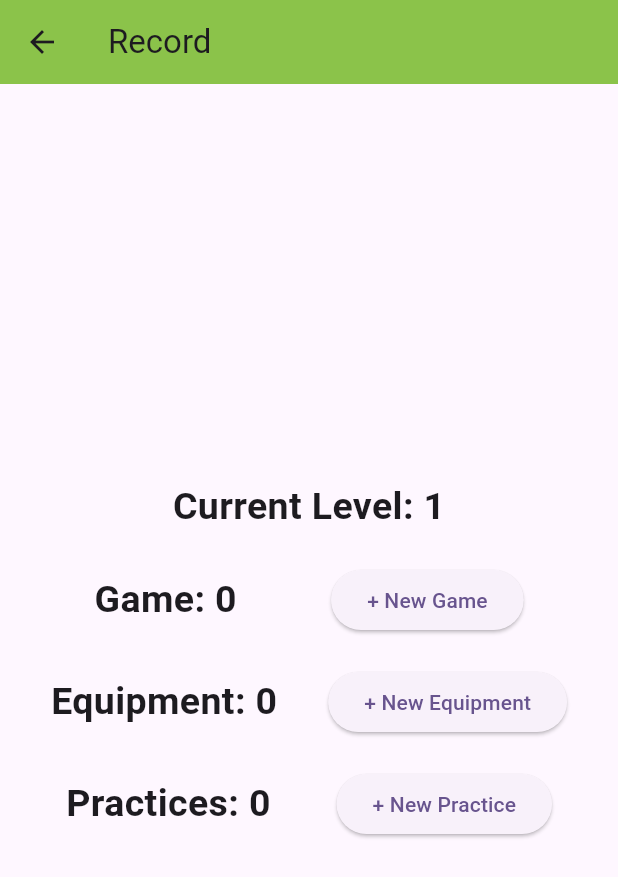
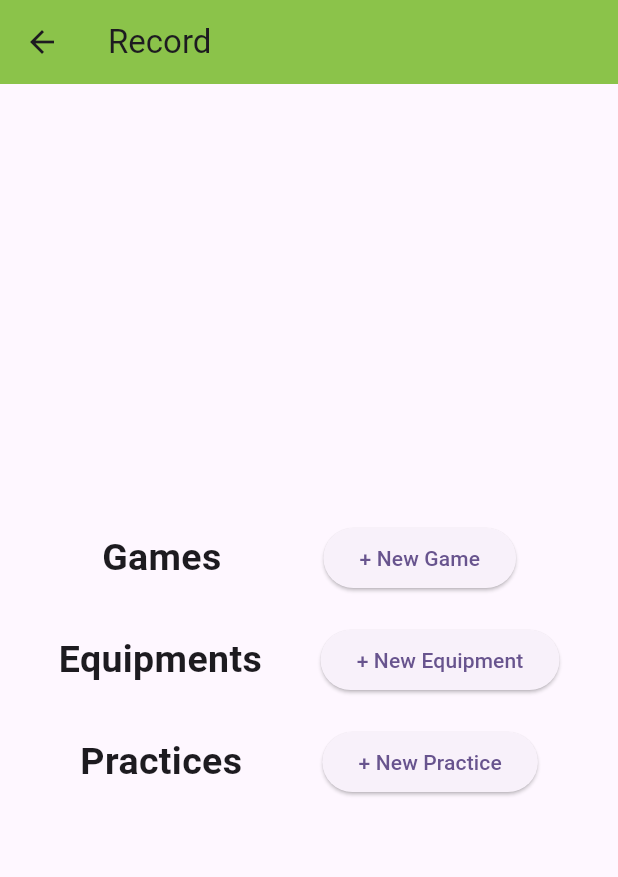
Before and after one commit to xilaizhang666/golf, a Flutter app: the RecordPage screen opened directly, on a phone screen of 412 x 824 dp. Shown: the top 877 px of the screen. Run offline on Flutter 3.47's test engine with Material 3 defaults, Android fonts, the phone set to English and light mode, and no system bars; our stand-ins replace shared_preferences; accounts and stored records are empty.

Commit message:
quick sorting fix

```diff
--- a/lib/pages/growth/record_page.dart
+++ b/lib/pages/growth/record_page.dart
@@ -92,16 +92,12 @@ class RecordPage extends StatelessWidget {
         child: Column(
           mainAxisAlignment: MainAxisAlignment.center,
           children: [
-            Text(
-              "Current Level: 1",
-              style: textTheme.titleSmall
-            ),
-            SizedBox(height: 20,),
+
             Row(
               mainAxisAlignment: MainAxisAlignment.spaceEvenly,
               children: [
                 Text(
-                  "Game: 0",
+                  "Games",
                   style: textTheme.titleSmall
                 ),
                 ElevatedButton(
@@ -117,7 +113,7 @@ class RecordPage extends StatelessWidget {
               mainAxisAlignment: MainAxisAlignment.spaceEvenly,
               children: [
                 Text(
-                  "Equipment: 0",
+                  "Equipments",
                   style: textTheme.titleSmall
                 ),
                 ElevatedButton(
@@ -133,7 +129,7 @@ class RecordPage extends StatelessWidget {
               mainAxisAlignment: MainAxisAlignment.spaceEvenly,
               children: [
                 Text(
-                  "Practices: 0",
+                  "Practices",
                   style: textTheme.titleSmall
                 ),
                 ElevatedButton(
--- a/lib/pages/ranking/ranking_page.dart
+++ b/lib/pages/ranking/ranking_page.dart
@@ -26,7 +26,7 @@ class _RankingPageState extends State<RankingPage> {
     List<String> csvPlayers = sf.getStringList("players") ?? [];
     List<Player> playersList =
         csvPlayers.map((csv) => Player.fromCsv(csv)).toList();
-    playersList.sort((a, b) => b.averageScore.compareTo(a.averageScore));
+    playersList.sort((a, b) => a.averageScore.compareTo(b.averageScore));
     setState(() {
       players = playersList;
     });
```
